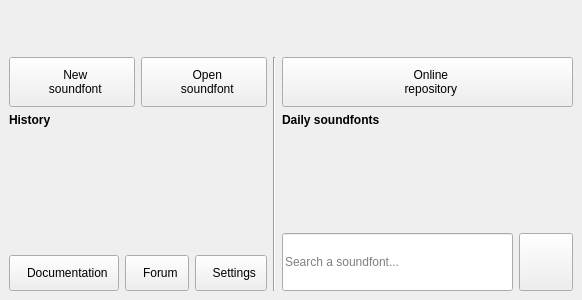
Before: the Qt Designer form sources/mainwindow/mainwindow.ui in davy7125/polyphone, drawn with Qt 5.
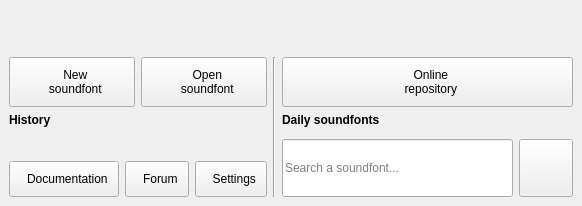
After: the same form once the commit is applied. Custom widgets are drawn as their Qt base class.

The edit to the form file:
```diff
--- a/sources/mainwindow/mainwindow.ui
+++ b/sources/mainwindow/mainwindow.ui
@@ -2,14 +2,6 @@
 <ui version="4.0">
  <class>MainWindow</class>
  <widget class="QWidget" name="MainWindow">
-  <property name="geometry">
-   <rect>
-    <x>0</x>
-    <y>0</y>
-    <width>400</width>
-    <height>300</height>
-   </rect>
-  </property>
   <property name="windowTitle">
    <string>Form</string>
   </property>
@@ -109,6 +101,9 @@
       </sizepolicy>
      </property>
      <widget class="QWidget" name="stackedWidgetPage1">
+      <property name="autoFillBackground">
+       <bool>true</bool>
+      </property>
       <layout class="QGridLayout" name="gridLayout_2" columnstretch="6,4" columnminimumwidth="0,300">
        <item row="0" column="0">
         <layout class="QHBoxLayout" name="horizontalLayout">
```
Left out of the diff: 2 changed lines with no effect on the pictures.
